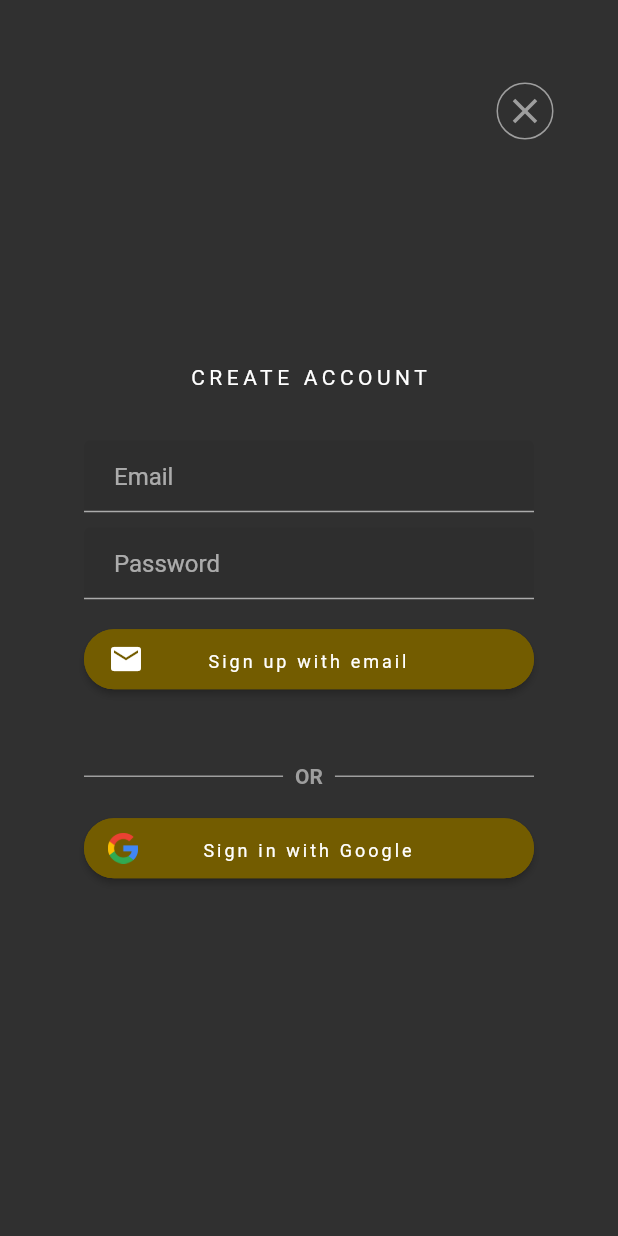
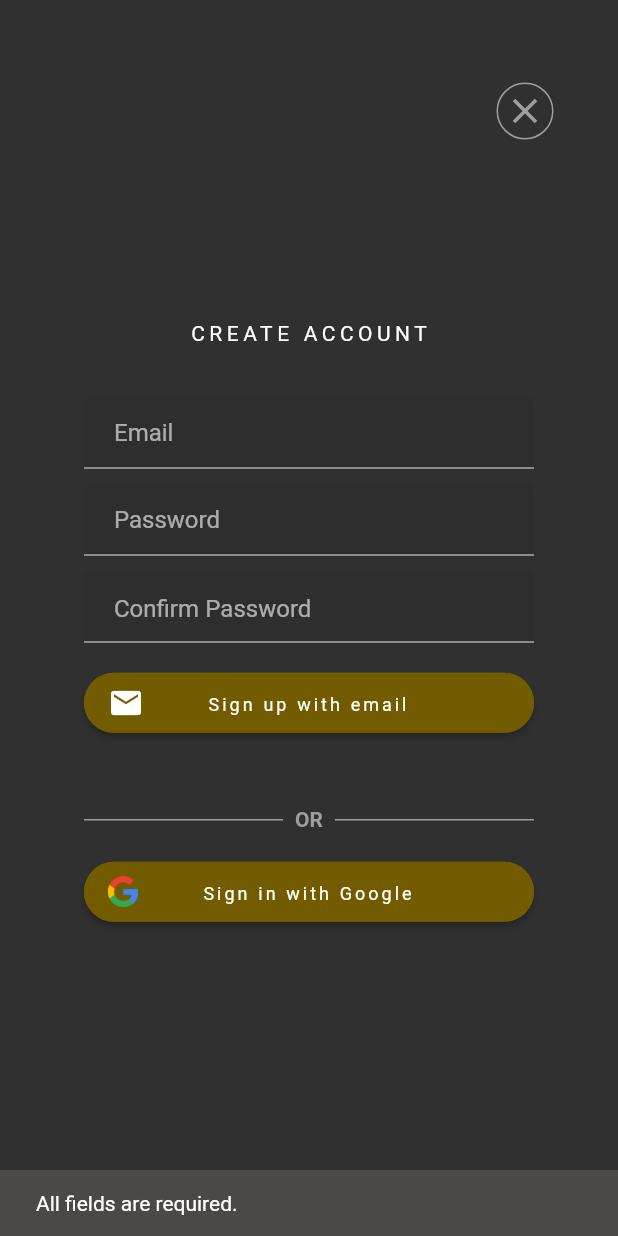
Before and after one commit to bimbeer/mobile, a Flutter app: the SignUpView screen opened directly, after a tap on "Sign up with email", on a phone screen of 412 x 824 dp. Run offline on Flutter 3.47's test engine with Material 2 defaults, Android fonts, the phone set to English and light mode, and no system bars; our stand-ins replace bloc, equatable, firebase_auth, firebase_core, flutter_bloc, formz and 2 more; accounts and stored records are empty.

Commit message:
Add confirm password field to signup

```diff
--- a/lib/features/authentication/cubit/sign_up_cubit.dart
+++ b/lib/features/authentication/cubit/sign_up_cubit.dart
@@ -4,6 +4,7 @@ import 'package:formz/formz.dart';
 
 import '../data/repositories/authentication_failure_handlers.dart';
 import '../data/repositories/authentication_repository.dart';
+import '../models/form_inputs/confirmed_password.dart';
 import '../models/form_inputs/email.dart';
 import '../models/form_inputs/password.dart';
 
@@ -23,15 +24,40 @@ class SignUpCubit extends Cubit<SignUpState> {
 
   void passwordChanged(String value) {
     final password = Password.dirty(value);
+    final confirmedPassword = ConfirmedPassword.dirty(
+        password: password.value, value: state.confirmedPassword.value);
     emit(
       state.copyWith(
         password: password,
+        confirmedPassword: confirmedPassword,
       ),
     );
   }
 
+  void confirmedPasswordChanged(String value) {
+    final confirmedPassword = ConfirmedPassword.dirty(
+      password: state.password.value,
+      value: value,
+    );
+    emit(state.copyWith(
+      confirmedPassword: confirmedPassword,
+    ));
+  }
+
   Future<void> signUpFormSubmitted() async {
-    if (state.email.isNotValid || state.password.isNotValid) return;
+    if (state.email.value == '' ||
+        state.password.value == '' ||
+        state.confirmedPassword.value == '') {
+      emit(state.copyWith(
+        errorMessage: 'All fields are required.',
+        status: FormzSubmissionStatus.failure,
+      ));
+      return;
+    } else if (state.email.isNotValid ||
+        state.password.isNotValid ||
+        state.confirmedPassword.isNotValid) {
+      return;
+    }
     emit(state.copyWith(status: FormzSubmissionStatus.inProgress));
     try {
       await _authenticaionRepository.signUp(
--- a/lib/features/authentication/cubit/sign_up_state.dart
+++ b/lib/features/authentication/cubit/sign_up_state.dart
@@ -4,27 +4,31 @@ class SignUpState extends Equatable {
   const SignUpState({
     this.email = const Email.pure(),
     this.password = const Password.pure(),
+    this.confirmedPassword = const ConfirmedPassword.pure(),
     this.status = FormzSubmissionStatus.initial,
     this.errorMessage,
   });
 
   final Email email;
   final Password password;
+  final ConfirmedPassword confirmedPassword;
   final FormzSubmissionStatus status;
   final String? errorMessage;
 
   @override
-  List<Object> get props => [email, password, status];
+  List<Object> get props => [email, password, confirmedPassword, status];
 
   SignUpState copyWith({
     Email? email,
     Password? password,
+    ConfirmedPassword? confirmedPassword,
     FormzSubmissionStatus? status,
     String? errorMessage,
   }) {
     return SignUpState(
       email: email ?? this.email,
       password: password ?? this.password,
+      confirmedPassword: confirmedPassword ?? this.confirmedPassword,
       status: status ?? this.status,
       errorMessage: errorMessage ?? this.errorMessage,
     );
--- /dev/null
+++ b/lib/features/authentication/models/form_inputs/confirmed_password.dart
@@ -0,0 +1,20 @@
+import 'package:formz/formz.dart';
+
+enum ConfirmedPasswordValidationError {
+  invalid,
+}
+
+class ConfirmedPassword
+    extends FormzInput<String, ConfirmedPasswordValidationError> {
+  const ConfirmedPassword.pure({this.password = ''}) : super.pure('');
+
+  const ConfirmedPassword.dirty({required this.password, String value = ''})
+      : super.dirty(value);
+
+  final String password;
+
+  @override
+  ConfirmedPasswordValidationError? validator(String? value) {
+    return password == value ? null : ConfirmedPasswordValidationError.invalid;
+  }
+}
--- a/lib/features/authentication/view/sign_up_form.dart
+++ b/lib/features/authentication/view/sign_up_form.dart
@@ -48,6 +48,10 @@ class SignUpForm extends StatelessWidget {
         ),
         _PasswordInput(),
         const SizedBox(
+          height: 10,
+        ),
+        _ConfirmPasswordInput(),
+        const SizedBox(
           height: 20,
         ),
         _SignUpButton(),
@@ -78,7 +82,7 @@ class _EmailInput extends StatelessWidget {
             decoration: InputDecoration(
                 errorText:
                     state.email.isNotValid && state.email.value.isNotEmpty
-                        ? 'invalid email'
+                        ? 'Invalid email'
                         : null,
                 constraints: const BoxConstraints(maxWidth: 300),
                 hintText: 'Email',
@@ -104,10 +108,38 @@ class _PasswordInput extends StatelessWidget {
             decoration: InputDecoration(
                 errorText:
                     state.password.isNotValid && state.password.value.isNotEmpty
-                        ? 'invalid password'
+                        ? 'Invalid password'
                         : null,
                 constraints: const BoxConstraints(maxWidth: 300),
                 hintText: 'Password',
+                contentPadding: const EdgeInsets.only(left: 20),
+                filled: true,
+                fillColor: Theme.of(context).inputDecorationTheme.fillColor));
+      },
+    );
+  }
+}
+
+class _ConfirmPasswordInput extends StatelessWidget {
+  @override
+  Widget build(BuildContext context) {
+    return BlocBuilder<SignUpCubit, SignUpState>(
+      buildWhen: (previous, current) =>
+          previous.password != current.password ||
+          previous.confirmedPassword != current.confirmedPassword,
+      builder: (context, state) {
+        return TextField(
+            key: const Key('signUpForm_confirmedPasswordInput_textField'),
+            onChanged: (confirmPassword) =>
+                context.read<SignUpCubit>().confirmedPasswordChanged(confirmPassword),
+            obscureText: true,
+            decoration: InputDecoration(
+                errorText:
+                    state.confirmedPassword.isNotValid && state.password.value.isNotEmpty
+                        ? 'Passwords do not match'
+                        : null,
+                constraints: const BoxConstraints(maxWidth: 300),
+                hintText: 'Confirm Password',
                 contentPadding: const EdgeInsets.only(left: 20),
                 filled: true,
                 fillColor: Theme.of(context).inputDecorationTheme.fillColor));
```
